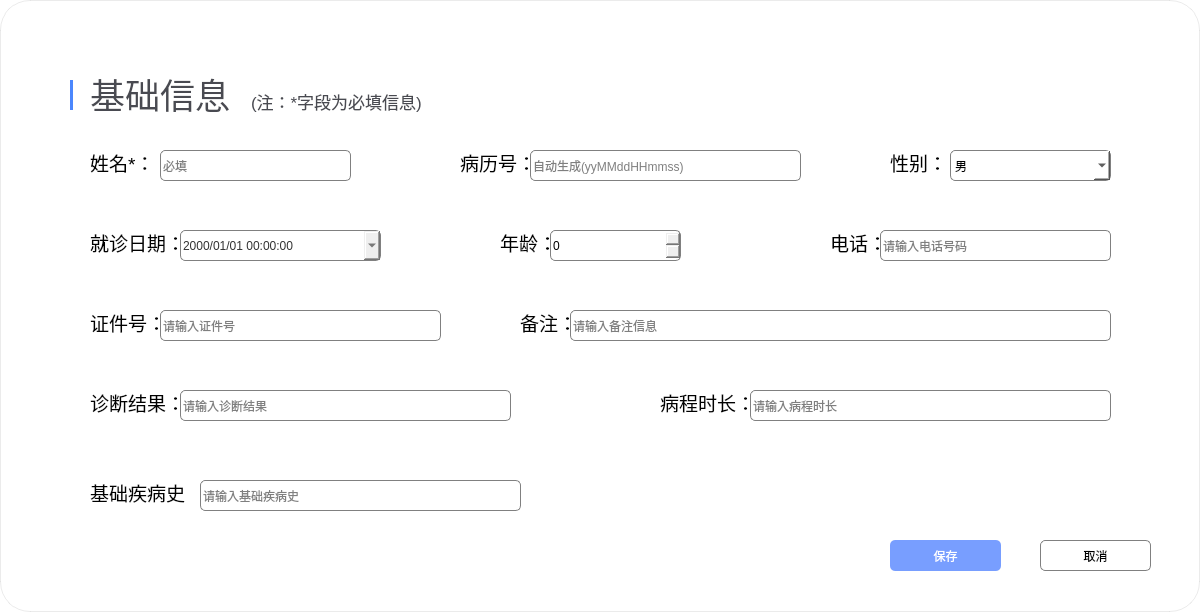
This is ui/patient_newa.ui in zhushizi/BCI_SWA_v2 as Qt 5 draws it before an edit. The edited form follows.
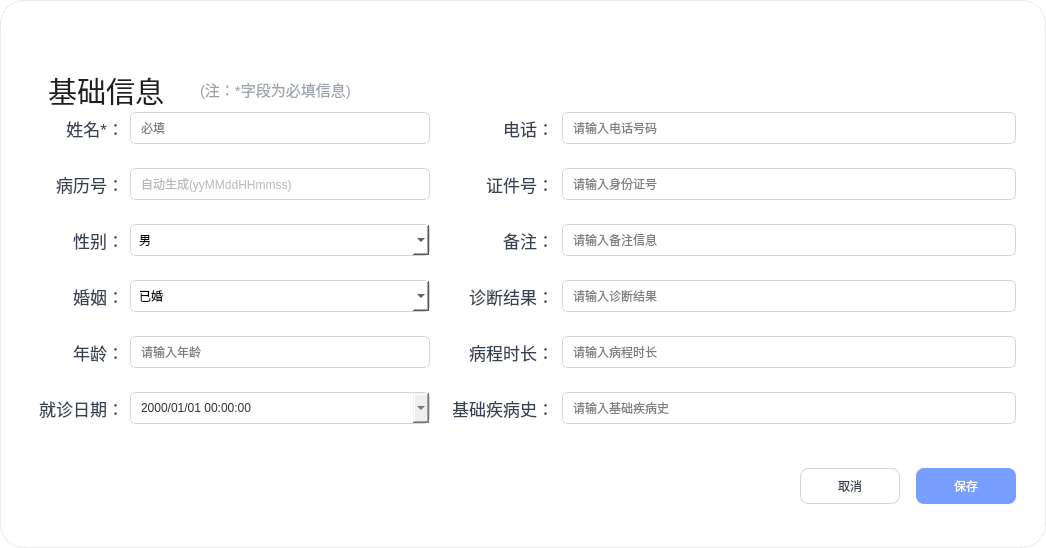
This is the edited form. Icons and pictures are not drawn.

Patch:
```diff
--- a/ui/patient_newa.ui
+++ b/ui/patient_newa.ui
@@ -6,20 +6,20 @@
    <rect>
     <x>0</x>
     <y>0</y>
-    <width>1200</width>
-    <height>612</height>
+    <width>1046</width>
+    <height>548</height>
    </rect>
   </property>
   <property name="minimumSize">
    <size>
-    <width>1200</width>
-    <height>612</height>
+    <width>1046</width>
+    <height>548</height>
    </size>
   </property>
   <property name="maximumSize">
    <size>
-    <width>1200</width>
-    <height>612</height>
+    <width>1046</width>
+    <height>548</height>
    </size>
   </property>
   <property name="windowTitle">
@@ -28,15 +28,15 @@
   <property name="styleSheet">
    <string notr="true">QDialog#PatientEditDialog {
 	background-color: #ffffff;
-	border-radius: 30px;
+	border-radius: 24px;
 	border: 1px solid rgba(0, 0, 0, 0.08);
 }</string>
   </property>
   <widget class="QLabel" name="label">
    <property name="geometry">
     <rect>
-     <x>500</x>
-     <y>20</y>
+     <x>409</x>
+     <y>16</y>
      <width>228</width>
      <height>50</height>
     </rect>
@@ -63,32 +63,19 @@
   <widget class="QLabel" name="label_2">
    <property name="geometry">
     <rect>
-     <x>90</x>
-     <y>70</y>
+     <x>48</x>
+     <y>72</y>
      <width>140</width>
-     <height>48</height>
+     <height>36</height>
     </rect>
    </property>
-   <property name="minimumSize">
-    <size>
-     <width>140</width>
-     <height>48</height>
-    </size>
-   </property>
-   <property name="maximumSize">
-    <size>
-     <width>140</width>
-     <height>48</height>
-    </size>
-   </property>
    <property name="font">
     <font>
-     <pointsize>26</pointsize>
-     <bold>false</bold>
+     <pointsize>22</pointsize>
     </font>
    </property>
    <property name="styleSheet">
-    <string notr="true">color: rgba(73, 74, 81, 1);</string>
+    <string notr="true">color: #1F1F1F;</string>
    </property>
    <property name="text">
     <string>基础信息</string>
@@ -97,105 +84,59 @@
   <widget class="QLabel" name="label_3">
    <property name="geometry">
     <rect>
-     <x>251</x>
-     <y>90</y>
-     <width>189</width>
+     <x>200</x>
+     <y>78</y>
+     <width>220</width>
      <height>22</height>
     </rect>
    </property>
-   <property name="minimumSize">
-    <size>
-     <width>189</width>
-     <height>22</height>
-    </size>
-   </property>
-   <property name="maximumSize">
-    <size>
-     <width>189</width>
-     <height>22</height>
-    </size>
-   </property>
    <property name="font">
     <font>
-     <pointsize>13</pointsize>
+     <pointsize>11</pointsize>
     </font>
    </property>
    <property name="styleSheet">
-    <string notr="true">color: rgba(73, 74, 81, 1);</string>
+    <string notr="true">color: #9CA3AF;</string>
    </property>
    <property name="text">
     <string>(注：*字段为必填信息)</string>
    </property>
   </widget>
-  <widget class="QLabel" name="label_4">
-   <property name="geometry">
-    <rect>
-     <x>70</x>
-     <y>80</y>
-     <width>3</width>
-     <height>30</height>
-    </rect>
-   </property>
-   <property name="minimumSize">
-    <size>
-     <width>3</width>
-     <height>30</height>
-    </size>
-   </property>
-   <property name="maximumSize">
-    <size>
-     <width>3</width>
-     <height>30</height>
-    </size>
-   </property>
-   <property name="styleSheet">
-    <string notr="true">background-color: rgb(75, 135, 253);</string>
-   </property>
-   <property name="text">
-    <string/>
-   </property>
-  </widget>
   <widget class="QLabel" name="label_name">
    <property name="geometry">
     <rect>
-     <x>90</x>
-     <y>150</y>
-     <width>61</width>
-     <height>25</height>
+     <x>48</x>
+     <y>112</y>
+     <width>76</width>
+     <height>32</height>
     </rect>
    </property>
-   <property name="minimumSize">
-    <size>
-     <width>0</width>
-     <height>25</height>
-    </size>
-   </property>
-   <property name="maximumSize">
-    <size>
-     <width>16777215</width>
-     <height>25</height>
-    </size>
-   </property>
    <property name="font">
     <font>
-     <pointsize>14</pointsize>
+     <pointsize>13</pointsize>
     </font>
    </property>
+   <property name="styleSheet">
+    <string notr="true">color: #374151;</string>
+   </property>
    <property name="text">
     <string>姓名*：</string>
    </property>
+   <property name="alignment">
+    <set>Qt::AlignRight|Qt::AlignTrailing|Qt::AlignVCenter</set>
+   </property>
   </widget>
   <widget class="QLineEdit" name="lineEdit_name">
    <property name="geometry">
     <rect>
-     <x>160</x>
-     <y>150</y>
-     <width>191</width>
-     <height>31</height>
+     <x>130</x>
+     <y>112</y>
+     <width>300</width>
+     <height>32</height>
     </rect>
    </property>
    <property name="styleSheet">
-    <string notr="true">border: 1px solid gray; border-radius: 5px;</string>
+    <string notr="true">border: 1px solid #D0D5DD; border-radius: 6px; padding-left: 8px;</string>
    </property>
    <property name="placeholderText">
     <string>必填</string>
@@ -204,47 +145,38 @@
   <widget class="QLabel" name="label_patientId">
    <property name="geometry">
     <rect>
-     <x>460</x>
-     <y>150</y>
-     <width>71</width>
-     <height>25</height>
+     <x>48</x>
+     <y>168</y>
+     <width>76</width>
+     <height>32</height>
     </rect>
    </property>
-   <property name="minimumSize">
-    <size>
-     <width>0</width>
-     <height>25</height>
-    </size>
-   </property>
-   <property name="maximumSize">
-    <size>
-     <width>16777215</width>
-     <height>25</height>
-    </size>
-   </property>
    <property name="font">
     <font>
-     <pointsize>14</pointsize>
+     <pointsize>13</pointsize>
     </font>
    </property>
+   <property name="styleSheet">
+    <string notr="true">color: #374151;</string>
+   </property>
    <property name="text">
     <string>病历号：</string>
    </property>
+   <property name="alignment">
+    <set>Qt::AlignRight|Qt::AlignTrailing|Qt::AlignVCenter</set>
+   </property>
   </widget>
   <widget class="QLineEdit" name="lineEdit_patientId">
    <property name="geometry">
     <rect>
-     <x>530</x>
-     <y>150</y>
-     <width>271</width>
-     <height>31</height>
+     <x>130</x>
+     <y>168</y>
+     <width>300</width>
+     <height>32</height>
     </rect>
    </property>
    <property name="styleSheet">
-    <string notr="true">border: 1px solid gray; border-radius: 5px;</string>
-   </property>
-   <property name="readOnly">
-    <bool>true</bool>
+    <string notr="true">border: 1px solid #D0D5DD; border-radius: 6px; padding-left: 8px; color: #6B7280;</string>
    </property>
    <property name="placeholderText">
     <string>自动生成(yyMMddHHmmss)</string>
@@ -253,44 +185,38 @@
   <widget class="QLabel" name="label_gender">
    <property name="geometry">
     <rect>
-     <x>890</x>
-     <y>150</y>
-     <width>51</width>
-     <height>25</height>
+     <x>48</x>
+     <y>224</y>
+     <width>76</width>
+     <height>32</height>
     </rect>
    </property>
-   <property name="minimumSize">
-    <size>
-     <width>0</width>
-     <height>25</height>
-    </size>
-   </property>
-   <property name="maximumSize">
-    <size>
-     <width>16777215</width>
-     <height>25</height>
-    </size>
-   </property>
    <property name="font">
     <font>
-     <pointsize>14</pointsize>
+     <pointsize>13</pointsize>
     </font>
    </property>
+   <property name="styleSheet">
+    <string notr="true">color: #374151;</string>
+   </property>
    <property name="text">
     <string>性别：</string>
    </property>
+   <property name="alignment">
+    <set>Qt::AlignRight|Qt::AlignTrailing|Qt::AlignVCenter</set>
+   </property>
   </widget>
   <widget class="QComboBox" name="comboBox_gender">
    <property name="geometry">
     <rect>
-     <x>950</x>
-     <y>150</y>
-     <width>161</width>
-     <height>31</height>
+     <x>130</x>
+     <y>224</y>
+     <width>300</width>
+     <height>32</height>
     </rect>
    </property>
    <property name="styleSheet">
-    <string>QComboBox { border: 1px solid gray; border-radius: 5px; background-color: white; }
+    <string>QComboBox { border: 1px solid #D0D5DD; border-radius: 6px; background-color: white; padding-left: 8px; }
 QComboBox QAbstractItemView { background-color: white; }</string>
    </property>
    <item>
@@ -309,99 +235,134 @@
     </property>
    </item>
   </widget>
+  <widget class="QLabel" name="label_marital">
+   <property name="geometry">
+    <rect>
+     <x>48</x>
+     <y>280</y>
+     <width>76</width>
+     <height>32</height>
+    </rect>
+   </property>
+   <property name="font">
+    <font>
+     <pointsize>13</pointsize>
+    </font>
+   </property>
+   <property name="styleSheet">
+    <string notr="true">color: #374151;</string>
+   </property>
+   <property name="text">
+    <string>婚姻：</string>
+   </property>
+   <property name="alignment">
+    <set>Qt::AlignRight|Qt::AlignTrailing|Qt::AlignVCenter</set>
+   </property>
+  </widget>
+  <widget class="QComboBox" name="comboBox_marital">
+   <property name="geometry">
+    <rect>
+     <x>130</x>
+     <y>280</y>
+     <width>300</width>
+     <height>32</height>
+    </rect>
+   </property>
+   <property name="styleSheet">
+    <string>QComboBox { border: 1px solid #D0D5DD; border-radius: 6px; background-color: white; padding-left: 8px; }
+QComboBox QAbstractItemView { background-color: white; }</string>
+   </property>
+   <item>
+    <property name="text">
+     <string>已婚</string>
+    </property>
+   </item>
+   <item>
+    <property name="text">
+     <string>未婚</string>
+    </property>
+   </item>
+   <item>
+    <property name="text">
+     <string>保密</string>
+    </property>
+   </item>
+  </widget>
   <widget class="QLabel" name="label_age">
    <property name="geometry">
     <rect>
-     <x>500</x>
-     <y>230</y>
-     <width>51</width>
-     <height>25</height>
+     <x>48</x>
+     <y>336</y>
+     <width>76</width>
+     <height>32</height>
     </rect>
    </property>
-   <property name="minimumSize">
-    <size>
-     <width>0</width>
-     <height>25</height>
-    </size>
-   </property>
-   <property name="maximumSize">
-    <size>
-     <width>16777215</width>
-     <height>25</height>
-    </size>
-   </property>
    <property name="font">
     <font>
-     <pointsize>14</pointsize>
+     <pointsize>13</pointsize>
     </font>
    </property>
+   <property name="styleSheet">
+    <string notr="true">color: #374151;</string>
+   </property>
    <property name="text">
     <string>年龄：</string>
    </property>
+   <property name="alignment">
+    <set>Qt::AlignRight|Qt::AlignTrailing|Qt::AlignVCenter</set>
+   </property>
   </widget>
-  <widget class="QSpinBox" name="spinBox_age">
+  <widget class="QLineEdit" name="spinBox_age">
    <property name="geometry">
     <rect>
-     <x>550</x>
-     <y>230</y>
-     <width>131</width>
-     <height>31</height>
+     <x>130</x>
+     <y>336</y>
+     <width>300</width>
+     <height>32</height>
     </rect>
    </property>
    <property name="styleSheet">
-    <string>QSpinBox { border: 1px solid gray; border-radius: 5px; padding-right: 20px; min-height: 20px; }</string>
+    <string notr="true">border: 1px solid #D0D5DD; border-radius: 6px; padding-left: 8px;</string>
    </property>
-   <property name="buttonSymbols">
-    <enum>QAbstractSpinBox::UpDownArrows</enum>
-   </property>
-   <property name="minimum">
-    <number>0</number>
-   </property>
-   <property name="maximum">
-    <number>150</number>
+   <property name="placeholderText">
+    <string>请输入年龄</string>
    </property>
   </widget>
   <widget class="QLabel" name="label_visit">
    <property name="geometry">
     <rect>
-     <x>90</x>
-     <y>230</y>
-     <width>91</width>
-     <height>25</height>
+     <x>23</x>
+     <y>392</y>
+     <width>101</width>
+     <height>32</height>
     </rect>
    </property>
-   <property name="minimumSize">
-    <size>
-     <width>0</width>
-     <height>25</height>
-    </size>
-   </property>
-   <property name="maximumSize">
-    <size>
-     <width>16777215</width>
-     <height>25</height>
-    </size>
-   </property>
    <property name="font">
     <font>
-     <pointsize>14</pointsize>
+     <pointsize>13</pointsize>
     </font>
    </property>
+   <property name="styleSheet">
+    <string notr="true">color: #374151;</string>
+   </property>
    <property name="text">
     <string>就诊日期：</string>
    </property>
+   <property name="alignment">
+    <set>Qt::AlignRight|Qt::AlignTrailing|Qt::AlignVCenter</set>
+   </property>
   </widget>
   <widget class="QDateTimeEdit" name="dateTimeEdit_visit">
    <property name="geometry">
     <rect>
-     <x>180</x>
-     <y>230</y>
-     <width>201</width>
-     <height>31</height>
+     <x>130</x>
+     <y>392</y>
+     <width>300</width>
+     <height>32</height>
     </rect>
    </property>
    <property name="styleSheet">
-    <string>border: 1px solid gray; border-radius: 5px; color: #333333;</string>
+    <string>border: 1px solid #D0D5DD; border-radius: 6px; padding-left: 8px; color: #333333;</string>
    </property>
    <property name="displayFormat">
     <string>yyyy/MM/dd HH:mm:ss</string>
@@ -413,44 +374,41 @@
   <widget class="QLabel" name="label_phone">
    <property name="geometry">
     <rect>
-     <x>830</x>
-     <y>230</y>
-     <width>51</width>
-     <height>25</height>
+     <x>458</x>
+     <y>112</y>
+     <width>96</width>
+     <height>32</height>
     </rect>
    </property>
-   <property name="minimumSize">
-    <size>
-     <width>0</width>
-     <height>25</height>
-    </size>
-   </property>
-   <property name="maximumSize">
-    <size>
-     <width>16777215</width>
-     <height>25</height>
-    </size>
-   </property>
    <property name="font">
     <font>
-     <pointsize>14</pointsize>
+     <pointsize>13</pointsize>
     </font>
    </property>
+   <property name="styleSheet">
+    <string notr="true">color: #374151;</string>
+   </property>
    <property name="text">
     <string>电话：</string>
    </property>
+   <property name="alignment">
+    <set>Qt::AlignRight|Qt::AlignTrailing|Qt::AlignVCenter</set>
+   </property>
   </widget>
   <widget class="QLineEdit" name="lineEdit_phone">
    <property name="geometry">
     <rect>
-     <x>880</x>
-     <y>230</y>
-     <width>231</width>
-     <height>31</height>
+     <x>562</x>
+     <y>112</y>
+     <width>454</width>
+     <height>32</height>
     </rect>
    </property>
    <property name="styleSheet">
-    <string notr="true">border: 1px solid gray; border-radius: 5px;</string>
+    <string notr="true">border: 1px solid #D0D5DD; border-radius: 6px; padding-left: 8px;</string>
+   </property>
+   <property name="maxLength">
+    <number>11</number>
    </property>
    <property name="placeholderText">
     <string>请输入电话号码</string>
@@ -459,90 +417,81 @@
   <widget class="QLabel" name="label_idCard">
    <property name="geometry">
     <rect>
-     <x>90</x>
-     <y>310</y>
-     <width>71</width>
-     <height>25</height>
+     <x>458</x>
+     <y>168</y>
+     <width>96</width>
+     <height>32</height>
     </rect>
    </property>
-   <property name="minimumSize">
-    <size>
-     <width>0</width>
-     <height>25</height>
-    </size>
-   </property>
-   <property name="maximumSize">
-    <size>
-     <width>16777215</width>
-     <height>25</height>
-    </size>
-   </property>
    <property name="font">
     <font>
-     <pointsize>14</pointsize>
+     <pointsize>13</pointsize>
     </font>
    </property>
+   <property name="styleSheet">
+    <string notr="true">color: #374151;</string>
+   </property>
    <property name="text">
     <string>证件号：</string>
    </property>
+   <property name="alignment">
+    <set>Qt::AlignRight|Qt::AlignTrailing|Qt::AlignVCenter</set>
+   </property>
   </widget>
   <widget class="QLineEdit" name="lineEdit_idCard">
    <property name="geometry">
     <rect>
-     <x>160</x>
-     <y>310</y>
-     <width>281</width>
-     <height>31</height>
+     <x>562</x>
+     <y>168</y>
+     <width>454</width>
+     <height>32</height>
     </rect>
    </property>
    <property name="styleSheet">
-    <string notr="true">border: 1px solid gray; border-radius: 5px;</string>
+    <string notr="true">border: 1px solid #D0D5DD; border-radius: 6px; padding-left: 8px;</string>
+   </property>
+   <property name="maxLength">
+    <number>18</number>
    </property>
    <property name="placeholderText">
-    <string>请输入证件号</string>
+    <string>请输入身份证号</string>
    </property>
   </widget>
   <widget class="QLabel" name="label_note">
    <property name="geometry">
     <rect>
-     <x>520</x>
-     <y>310</y>
-     <width>51</width>
-     <height>25</height>
+     <x>458</x>
+     <y>224</y>
+     <width>96</width>
+     <height>32</height>
     </rect>
    </property>
-   <property name="minimumSize">
-    <size>
-     <width>0</width>
-     <height>25</height>
-    </size>
-   </property>
-   <property name="maximumSize">
-    <size>
-     <width>500000</width>
-     <height>25</height>
-    </size>
-   </property>
    <property name="font">
     <font>
-     <pointsize>14</pointsize>
+     <pointsize>13</pointsize>
     </font>
    </property>
+   <property name="styleSheet">
+    <string notr="true">color: #374151;</string>
+   </property>
    <property name="text">
     <string>备注：</string>
    </property>
+   <property name="alignment">
+    <set>Qt::AlignRight|Qt::AlignTrailing|Qt::AlignVCenter</set>
+   </property>
   </widget>
   <widget class="QLineEdit" name="lineEdit_notes">
    <property name="geometry">
     <rect>
-     <x>570</x>
-     <y>310</y>
-     <width>541</width>
-     <height>31</height>
+     <x>562</x>
+     <y>224</y>
+     <width>454</width>
+     <height>32</height>
     </rect>
    </property>
    <property name="styleSheet">
-    <string notr="true">border: 1px solid gray; border-radius: 5px;</string>
+    <string notr="true">border: 1px solid #D0D5DD; border-radius: 6px; padding-left: 8px;</string>
    </property>
    <property name="placeholderText">
     <string>请输入备注信息</string>
@@ -551,44 +500,38 @@
   <widget class="QLabel" name="label_diagnosisResult">
    <property name="geometry">
     <rect>
-     <x>90</x>
-     <y>390</y>
-     <width>91</width>
-     <height>25</height>
+     <x>458</x>
+     <y>280</y>
+     <width>96</width>
+     <height>32</height>
     </rect>
    </property>
-   <property name="minimumSize">
-    <size>
-     <width>0</width>
-     <height>25</height>
-    </size>
-   </property>
-   <property name="maximumSize">
-    <size>
-     <width>16777215</width>
-     <height>25</height>
-    </size>
-   </property>
    <property name="font">
     <font>
-     <pointsize>14</pointsize>
+     <pointsize>13</pointsize>
     </font>
    </property>
+   <property name="styleSheet">
+    <string notr="true">color: #374151;</string>
+   </property>
    <property name="text">
     <string>诊断结果：</string>
    </property>
+   <property name="alignment">
+    <set>Qt::AlignRight|Qt::AlignTrailing|Qt::AlignVCenter</set>
+   </property>
   </widget>
   <widget class="QLineEdit" name="lineEdit_diagnosisResult">
    <property name="geometry">
     <rect>
-     <x>180</x>
-     <y>390</y>
-     <width>331</width>
-     <height>31</height>
+     <x>562</x>
+     <y>280</y>
+     <width>454</width>
+     <height>32</height>
     </rect>
    </property>
    <property name="styleSheet">
-    <string notr="true">border: 1px solid gray; border-radius: 5px;</string>
+    <string notr="true">border: 1px solid #D0D5DD; border-radius: 6px; padding-left: 8px;</string>
    </property>
    <property name="placeholderText">
     <string>请输入诊断结果</string>
@@ -597,44 +540,38 @@
   <widget class="QLabel" name="label_durationOfIllness">
    <property name="geometry">
     <rect>
-     <x>660</x>
-     <y>390</y>
-     <width>91</width>
-     <height>25</height>
+     <x>458</x>
+     <y>336</y>
+     <width>96</width>
+     <height>32</height>
     </rect>
    </property>
-   <property name="minimumSize">
-    <size>
-     <width>0</width>
-     <height>25</height>
-    </size>
-   </property>
-   <property name="maximumSize">
-    <size>
-     <width>16777215</width>
-     <height>25</height>
-    </size>
-   </property>
    <property name="font">
     <font>
-     <pointsize>14</pointsize>
+     <pointsize>13</pointsize>
     </font>
    </property>
+   <property name="styleSheet">
+    <string notr="true">color: #374151;</string>
+   </property>
    <property name="text">
     <string>病程时长：</string>
    </property>
+   <property name="alignment">
+    <set>Qt::AlignRight|Qt::AlignTrailing|Qt::AlignVCenter</set>
+   </property>
   </widget>
   <widget class="QLineEdit" name="lineEdit_durationOfIllness">
    <property name="geometry">
     <rect>
-     <x>750</x>
-     <y>390</y>
-     <width>361</width>
-     <height>31</height>
+     <x>562</x>
+     <y>336</y>
+     <width>454</width>
+     <height>32</height>
     </rect>
    </property>
    <property name="styleSheet">
-    <string notr="true">border: 1px solid gray; border-radius: 5px;</string>
+    <string notr="true">border: 1px solid #D0D5DD; border-radius: 6px; padding-left: 8px;</string>
    </property>
    <property name="placeholderText">
     <string>请输入病程时长</string>
@@ -643,60 +580,74 @@
   <widget class="QLabel" name="label_underlyingHealthCondition">
    <property name="geometry">
     <rect>
-     <x>90</x>
-     <y>480</y>
+     <x>453</x>
+     <y>392</y>
      <width>101</width>
-     <height>25</height>
+     <height>32</height>
     </rect>
    </property>
-   <property name="minimumSize">
-    <size>
-     <width>0</width>
-     <height>25</height>
-    </size>
-   </property>
-   <property name="maximumSize">
-    <size>
-     <width>16777215</width>
-     <height>25</height>
-    </size>
-   </property>
    <property name="font">
     <font>
-     <pointsize>14</pointsize>
+     <pointsize>13</pointsize>
     </font>
    </property>
+   <property name="styleSheet">
+    <string notr="true">color: #374151;</string>
+   </property>
    <property name="text">
     <string>基础疾病史：</string>
    </property>
+   <property name="alignment">
+    <set>Qt::AlignRight|Qt::AlignTrailing|Qt::AlignVCenter</set>
+   </property>
   </widget>
   <widget class="QLineEdit" name="lineEdit_underlyingHealthCondition">
    <property name="geometry">
     <rect>
-     <x>200</x>
-     <y>480</y>
-     <width>321</width>
-     <height>31</height>
+     <x>562</x>
+     <y>392</y>
+     <width>454</width>
+     <height>32</height>
     </rect>
    </property>
    <property name="styleSheet">
-    <string notr="true">border: 1px solid gray; border-radius: 5px;</string>
+    <string notr="true">border: 1px solid #D0D5DD; border-radius: 6px; padding-left: 8px;</string>
    </property>
    <property name="placeholderText">
     <string>请输入基础疾病史</string>
    </property>
   </widget>
+  <widget class="QPushButton" name="pushButton_cancel">
+   <property name="geometry">
+    <rect>
+     <x>800</x>
+     <y>468</y>
+     <width>100</width>
+     <height>36</height>
+    </rect>
+   </property>
+   <property name="cursor">
+    <cursorShape>PointingHandCursor</cursorShape>
+   </property>
+   <property name="styleSheet">
+    <string notr="true">border: 1px solid #D0D5DD; border-radius: 8px;
+background-color: #FFFFFF; color: #374151;</string>
+   </property>
+   <property name="text">
+    <string>取消</string>
+   </property>
+  </widget>
   <widget class="QPushButton" name="pushButton_ok">
    <property name="geometry">
     <rect>
-     <x>890</x>
-     <y>540</y>
-     <width>111</width>
-     <height>31</height>
+     <x>916</x>
+     <y>468</y>
+     <width>100</width>
+     <height>36</height>
     </rect>
    </property>
    <property name="styleSheet">
-    <string>border: none; border-radius: 5px; background-color: #789EFF; color: white;</string>
+    <string>border: none; border-radius: 8px; background-color: #789EFF; color: white;</string>
    </property>
    <property name="text">
     <string>保存</string>
@@ -705,28 +656,11 @@
     <bool>true</bool>
    </property>
   </widget>
-  <widget class="QPushButton" name="pushButton_cancel">
-   <property name="geometry">
-    <rect>
-     <x>1040</x>
-     <y>540</y>
-     <width>111</width>
-     <height>31</height>
-    </rect>
-   </property>
-   <property name="styleSheet">
-    <string notr="true">border: 1px solid gray; border-radius: 5px;
-background-color: rgb(255, 255, 255);</string>
-   </property>
-   <property name="text">
-    <string>取消</string>
-   </property>
-  </widget>
   <widget class="QPushButton" name="label_close">
    <property name="geometry">
     <rect>
-     <x>1150</x>
-     <y>20</y>
+     <x>996</x>
+     <y>16</y>
      <width>30</width>
      <height>30</height>
     </rect>
```
Left out of the diff: 19 changed lines with no effect on the pictures.
